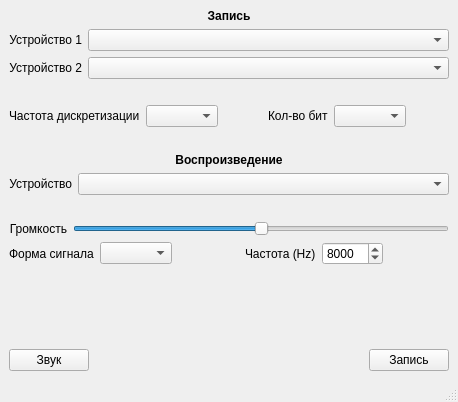
First picture: the form in main.ui, repository honeyxanny/epic-stethoscope, before the edit.
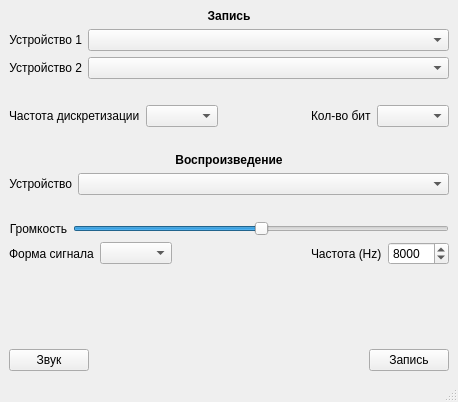
Second picture: the form after the edit.

Commit message: feat: сделал базовый функционал формы

Diff of the .ui file:
```diff
--- a/main.ui
+++ b/main.ui
@@ -143,7 +143,7 @@
        </widget>
       </item>
       <item>
-       <layout class="QHBoxLayout" name="inputDevicesOptions" stretch="0,0,0,0,0,0">
+       <layout class="QHBoxLayout" name="inputDevicesOptions" stretch="0,0,0,0,0">
         <item>
          <widget class="QLabel" name="sampleRateLabel">
           <property name="sizePolicy">
@@ -215,19 +215,6 @@
           </property>
          </widget>
         </item>
-        <item>
-         <spacer name="horizontalSpacer">
-          <property name="orientation">
-           <enum>Qt::Orientation::Horizontal</enum>
-          </property>
-          <property name="sizeHint" stdset="0">
-           <size>
-            <width>40</width>
-            <height>20</height>
-           </size>
-          </property>
-         </spacer>
-        </item>
        </layout>
       </item>
       <item>
@@ -323,7 +310,7 @@
        </layout>
       </item>
       <item>
-       <layout class="QHBoxLayout" name="outputAudioOptions" stretch="0,0,0,0,0,0">
+       <layout class="QHBoxLayout" name="outputAudioOptions" stretch="0,0,0,0,0">
         <item>
          <widget class="QLabel" name="shapeLabel">
           <property name="locale">
@@ -395,19 +382,6 @@
           </property>
          </widget>
         </item>
-        <item>
-         <spacer name="horizontalSpacer_4">
-          <property name="orientation">
-           <enum>Qt::Orientation::Horizontal</enum>
-          </property>
-          <property name="sizeHint" stdset="0">
-           <size>
-            <width>40</width>
-            <height>20</height>
-           </size>
-          </property>
-         </spacer>
-        </item>
        </layout>
       </item>
       <item>
```
Left out of the diff: 10 changed lines with no effect on the pictures. The commit also changes 6 other files.
